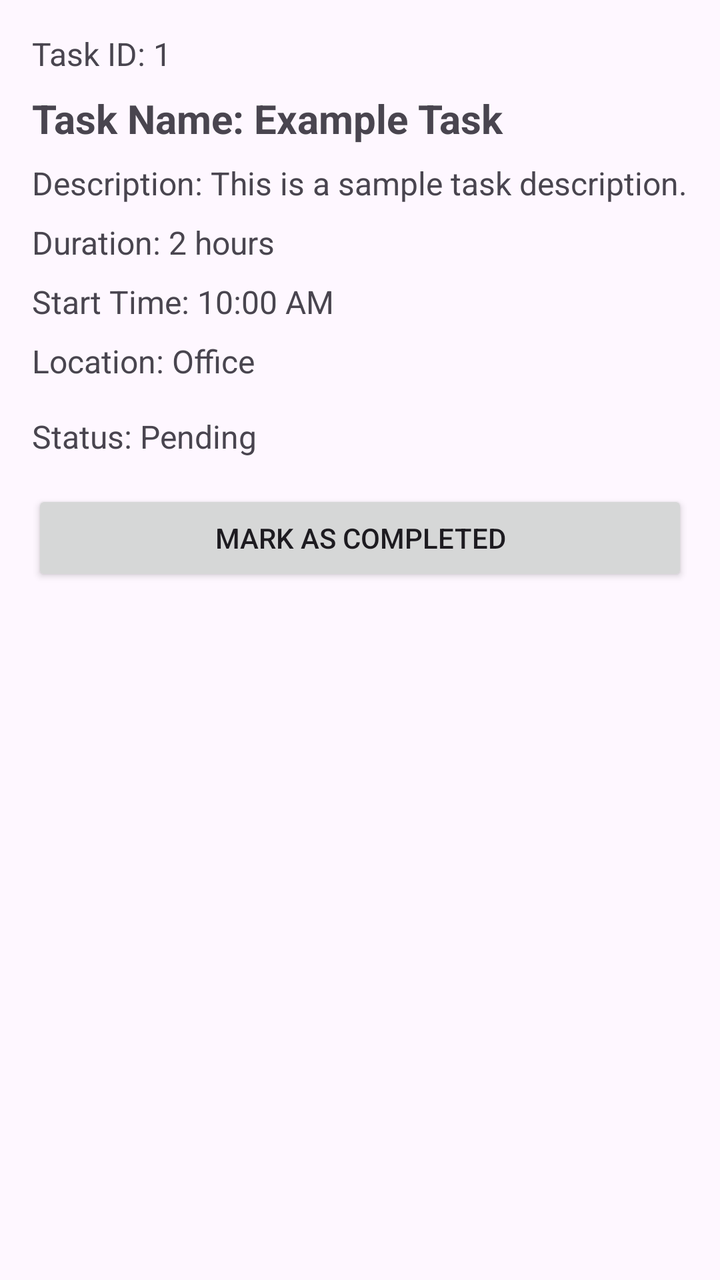
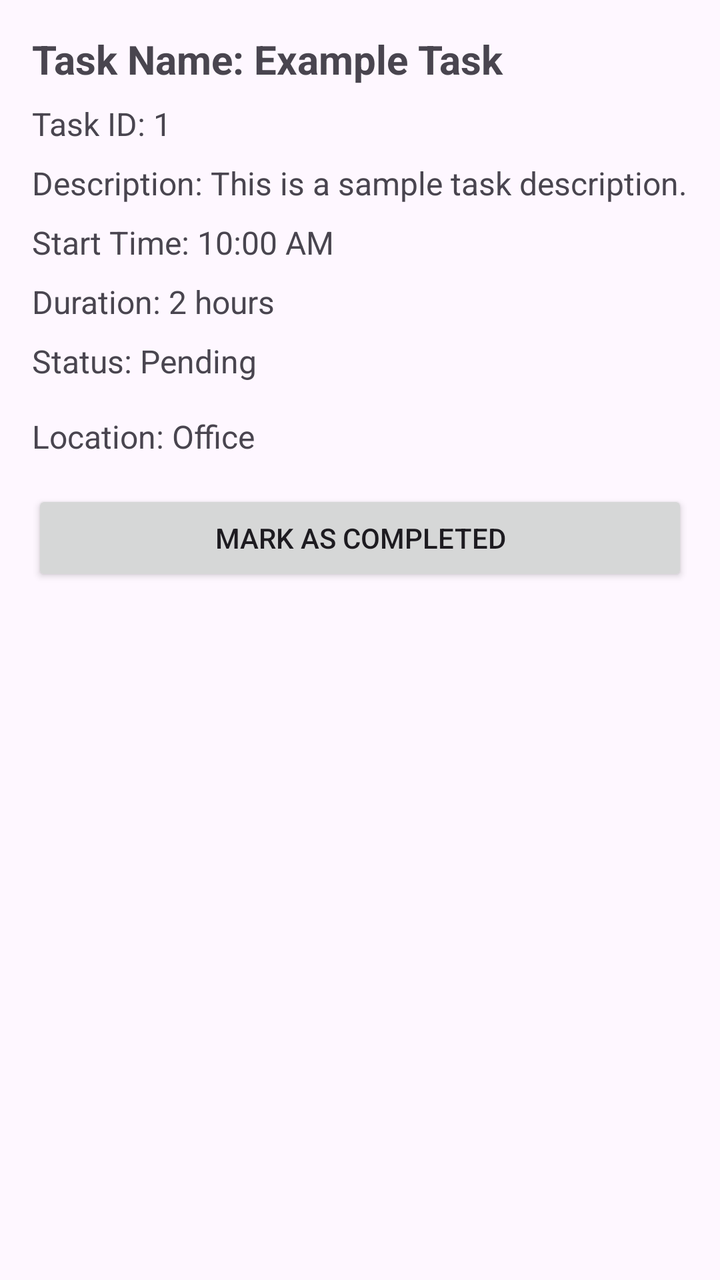

Before-and-after screenshots of an Android layout around one commit, followed by the original layout XML and the change that was made.
<!-- AndroidManifest.xml: application theme Theme.DailyTasker -->
<!-- res/layout/activity_task_details.xml -->
<LinearLayout
    xmlns:android="http://schemas.android.com/apk/res/android"
    android:layout_width="match_parent"
    android:layout_height="match_parent"
    android:orientation="vertical"
    android:padding="16dp">

    
    <TextView
        android:id="@+id/taskId"
        android:layout_width="wrap_content"
        android:layout_height="wrap_content"
        android:text="Task ID: 1"
        android:textSize="16sp"
        android:layout_marginBottom="8dp" />

    
    <TextView
        android:id="@+id/taskName"
        android:layout_width="wrap_content"
        android:layout_height="wrap_content"
        android:text="Task Name: Example Task"
        android:textSize="20sp"
        android:textStyle="bold"
        android:layout_marginBottom="8dp" />

    
    <TextView
        android:id="@+id/taskDescription"
        android:layout_width="wrap_content"
        android:layout_height="wrap_content"
        android:text="Description: This is a sample task description."
        android:textSize="16sp"
        android:layout_marginBottom="8dp" />

    
    <TextView
        android:id="@+id/taskDuration"
        android:layout_width="wrap_content"
        android:layout_height="wrap_content"
        android:text="Duration: 2 hours"
        android:textSize="16sp"
        android:layout_marginBottom="8dp" />

    
    <TextView
        android:id="@+id/taskStartTime"
        android:layout_width="wrap_content"
        android:layout_height="wrap_content"
        android:text="Start Time: 10:00 AM"
        android:textSize="16sp"
        android:layout_marginBottom="8dp" />

    
    <TextView
        android:id="@+id/taskLocation"
        android:layout_width="wrap_content"
        android:layout_height="wrap_content"
        android:text="Location: Office"
        android:textSize="16sp"
        android:layout_marginBottom="16dp" />

    
    <TextView
        android:id="@+id/taskStatus"
        android:layout_width="wrap_content"
        android:layout_height="wrap_content"
        android:text="Status: Pending"
        android:textSize="16sp"
        android:layout_marginBottom="16dp" />

    
    <Button
        android:id="@+id/btnCompleteTask"
        android:layout_width="match_parent"
        android:layout_height="wrap_content"
        android:text="Mark as Completed"
        android:layout_marginBottom="16dp" />
</LinearLayout>
<!-- resources referenced by this layout -->
<resources>
  <style name="Theme.DailyTasker" parent="Base.Theme.DailyTasker" />
  <style name="Base.Theme.DailyTasker" parent="Theme.Material3.DayNight.NoActionBar">
          
          
      </style>
</resources>

<!-- the commit's change to res/layout/activity_task_details.xml (unified diff, before → after) -->
@@ -4,15 +4,6 @@
     android:layout_height="match_parent"
     android:orientation="vertical"
     android:padding="16dp">
-
-    
-    <TextView
-        android:id="@+id/taskId"
-        android:layout_width="wrap_content"
-        android:layout_height="wrap_content"
-        android:text="Task ID: 1"
-        android:textSize="16sp"
-        android:layout_marginBottom="8dp" />
 
     
     <TextView
@@ -26,10 +17,28 @@
 
     
     <TextView
+        android:id="@+id/taskId"
+        android:layout_width="wrap_content"
+        android:layout_height="wrap_content"
+        android:text="Task ID: 1"
+        android:textSize="16sp"
+        android:layout_marginBottom="8dp" />
+
+    
+    <TextView
         android:id="@+id/taskDescription"
         android:layout_width="wrap_content"
         android:layout_height="wrap_content"
         android:text="Description: This is a sample task description."
+        android:textSize="16sp"
+        android:layout_marginBottom="8dp" />
+
+    
+    <TextView
+        android:id="@+id/taskStartTime"
+        android:layout_width="wrap_content"
+        android:layout_height="wrap_content"
+        android:text="Start Time: 10:00 AM"
         android:textSize="16sp"
         android:layout_marginBottom="8dp" />
 
@@ -44,12 +53,12 @@
 
     
     <TextView
-        android:id="@+id/taskStartTime"
+        android:id="@+id/taskStatus"
         android:layout_width="wrap_content"
         android:layout_height="wrap_content"
-        android:text="Start Time: 10:00 AM"
+        android:text="Status: Pending"
         android:textSize="16sp"
-        android:layout_marginBottom="8dp" />
+        android:layout_marginBottom="16dp" />
 
     
     <TextView
@@ -61,19 +70,11 @@
         android:layout_marginBottom="16dp" />
 
     
-    <TextView
-        android:id="@+id/taskStatus"
-        android:layout_width="wrap_content"
-        android:layout_height="wrap_content"
-        android:text="Status: Pending"
-        android:textSize="16sp"
-        android:layout_marginBottom="16dp" />
-
-    
     <Button
         android:id="@+id/btnCompleteTask"
         android:layout_width="match_parent"
         android:layout_height="wrap_content"
         android:text="Mark as Completed"
         android:layout_marginBottom="16dp" />
+    
 </LinearLayout>
